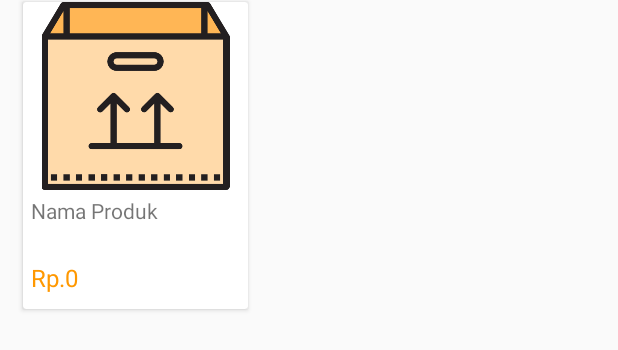
After one commit to hariselfian/HarisRentalMasterAndroid, an Android app: the layout item_produk.xml on its own in the app's theme, with its tools: preview values and no code run, on a phone screen of 412 x 824 dp. The commit adds this screen. Shown: the top 350 px of the screen. Run offline under Robolectric (Android 15) with nearby library versions, the light colour scheme and no system bars.

Commit message:
Recycleview Display Product

```diff
--- a/app/src/main/AndroidManifest.xml
+++ b/app/src/main/AndroidManifest.xml
@@ -9,9 +9,6 @@
         android:roundIcon="@mipmap/ic_launcher_round"
         android:supportsRtl="true"
         android:theme="@style/AppTheme">
-        <activity
-            android:name=".activity.Main2Activity"
-            android:label="@string/title_activity_main2"></activity>
         <activity android:name=".MainActivity">
             <intent-filter>
                 <action android:name="android.intent.action.MAIN" />
--- /dev/null
+++ b/app/src/main/res/layout/item_produk.xml
@@ -0,0 +1,43 @@
+<?xml version="1.0" encoding="utf-8"?>
+<androidx.cardview.widget.CardView xmlns:android="http://schemas.android.com/apk/res/android"
+    android:layout_width="150dp"
+    android:layout_height="wrap_content"
+    android:layout_marginLeft="15dp"
+    android:layout_marginVertical="1dp"
+    xmlns:app="http://schemas.android.com/apk/res-auto">
+
+    <LinearLayout
+        android:orientation="vertical"
+        android:layout_width="match_parent"
+        android:layout_height="wrap_content">
+
+        <ImageView
+            android:id="@+id/img_produk"
+            android:layout_width="150dp"
+            android:layout_height="125dp"
+            android:src="@drawable/product"/>
+
+        <TextView
+            android:layout_marginHorizontal="5dp"
+            android:layout_marginTop="4dp"
+            android:id="@+id/tv_nama"
+            android:lines="2"
+            android:maxLines="2"
+            android:ellipsize="marquee"
+            android:layout_width="match_parent"
+            android:layout_height="wrap_content"
+            android:text="Nama Produk"/>
+
+        <TextView
+            android:textColor="@color/Orange"
+            android:layout_marginTop="8dp"
+            android:layout_marginBottom="10dp"
+            android:textSize="16dp"
+            android:layout_marginHorizontal="5dp"
+            android:id="@+id/tv_harga"
+            android:layout_width="wrap_content"
+            android:layout_height="wrap_content"
+            android:text="Rp.0"/>
+
+    </LinearLayout>
+</androidx.cardview.widget.CardView>
--- a/app/src/main/res/values/colors.xml
+++ b/app/src/main/res/values/colors.xml
@@ -3,4 +3,6 @@
     <color name="colorPrimary">#008577</color>
     <color name="colorPrimaryDark">#00574B</color>
     <color name="colorAccent">#D81B60</color>
+
+    <color name="Orange">#FF9800</color>
 </resources>
--- a/app/src/main/res/values/strings.xml
+++ b/app/src/main/res/values/strings.xml
@@ -1,3 +1,9 @@
 <resources>
     <string name="app_name">Haris Rental</string>
+    <string name="title_home">Home</string>
+    <string name="title_dashboard">Dashboard</string>
+    <string name="title_notifications">Notifications</string>
+
+    <!-- TODO: Remove or change this placeholder text -->
+    <string name="hello_blank_fragment">Hello blank fragment</string>
 </resources>
```
Also changed, not shown: app/src/main/java/com/hariselfian/harisrental/adapter/AdapterProduk.kt (added, +35 -0 lines), app/src/main/java/com/hariselfian/harisrental/fragment/HomeFragment.kt (+35 -1 lines), app/src/main/java/com/hariselfian/harisrental/model/Produk.kt (added, +10 -0 lines), app/src/main/res/layout/fragment_home.xml (+23 -0 lines), app/src/main/res/drawable/product.png (added), app/src/main/res/drawable/rental_kamera.jpg (added), app/src/main/res/drawable/rental_kebaya.jpg (added), app/src/main/res/drawable/rental_komik.jpg (added), app/src/main/res/drawable/rental_ps.jpg (added), app/src/main/res/drawable/rental_sepeda.jpg (added), 1 other file.
